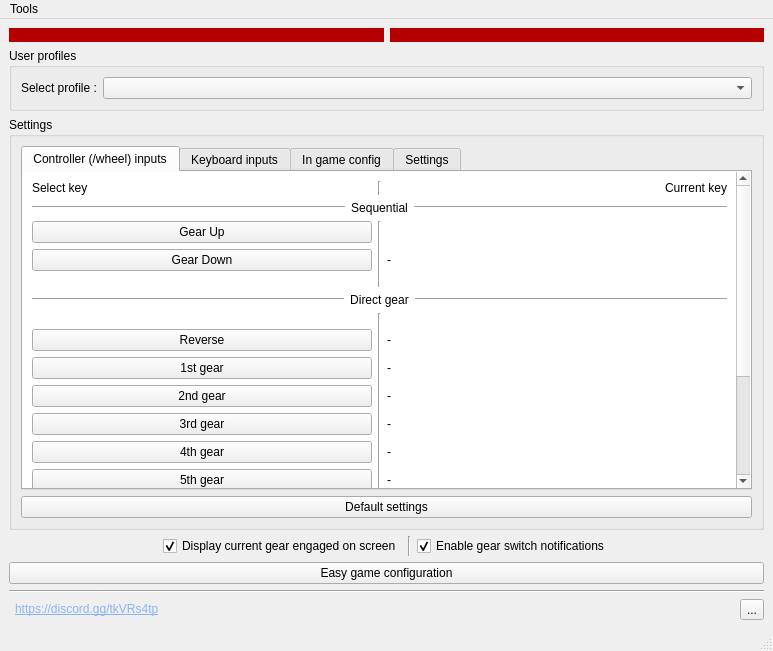
Qt form BrokenTC2/mainwindow.ui (BrokenGameNoob/BrokenTC2) before a commit.
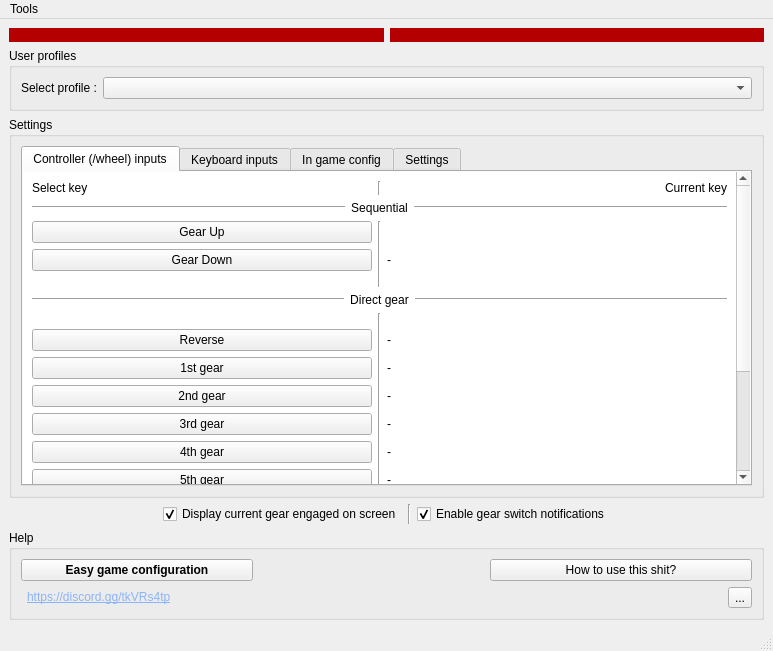
The same form after that commit. Icons and pictures are not drawn.

Commit message: Updated help links

```diff
--- a/BrokenTC2/mainwindow.ui
+++ b/BrokenTC2/mainwindow.ui
@@ -14,83 +14,79 @@
    <string>I hate TC2 so much</string>
   </property>
   <widget class="QWidget" name="centralwidget">
-   <layout class="QGridLayout" name="gridLayout">
-    <item row="3" column="0" colspan="2">
-     <layout class="QHBoxLayout" name="hlay_currentGearDisplay">
+   <layout class="QVBoxLayout" name="verticalLayout_3">
+    <item>
+     <layout class="QHBoxLayout" name="hlay_pad">
       <item>
-       <spacer name="horizontalSpacer_2">
-        <property name="orientation">
-         <enum>Qt::Horizontal</enum>
-        </property>
-        <property name="sizeHint" stdset="0">
+       <widget class="QLabel" name="lbl_pad_LB">
+        <property name="maximumSize">
          <size>
-          <width>40</width>
+          <width>16777215</width>
           <height>20</height>
          </size>
         </property>
-       </spacer>
-      </item>
-      <item>
-       <widget class="QCheckBox" name="cb_showCurrentGear">
-        <property name="sizePolicy">
-         <sizepolicy hsizetype="Preferred" vsizetype="Fixed">
-          <horstretch>0</horstretch>
-          <verstretch>0</verstretch>
-         </sizepolicy>
+        <property name="styleSheet">
+         <string notr="true">background-color:rgb(180,0,0)</string>
         </property>
-        <property name="layoutDirection">
-         <enum>Qt::LeftToRight</enum>
-        </property>
         <property name="text">
-         <string>Display current gear engaged on screen</string>
+         <string/>
         </property>
-        <property name="checked">
-         <bool>true</bool>
-        </property>
        </widget>
       </item>
       <item>
-       <widget class="Line" name="line_33">
-        <property name="orientation">
-         <enum>Qt::Vertical</enum>
+       <widget class="QLabel" name="lbl_pad_RB">
+        <property name="maximumSize">
+         <size>
+          <width>16777215</width>
+          <height>20</height>
+         </size>
         </property>
-       </widget>
-      </item>
-      <item>
-       <widget class="QCheckBox" name="cb_enableNotification">
-        <property name="sizePolicy">
-         <sizepolicy hsizetype="Preferred" vsizetype="Fixed">
-          <horstretch>0</horstretch>
-          <verstretch>0</verstretch>
-         </sizepolicy>
+        <property name="styleSheet">
+         <string notr="true">background-color:rgb(180,0,0)</string>
         </property>
-        <property name="layoutDirection">
-         <enum>Qt::LeftToRight</enum>
-        </property>
         <property name="text">
-         <string>Enable gear switch notifications</string>
+         <string/>
         </property>
-        <property name="checked">
-         <bool>true</bool>
-        </property>
        </widget>
       </item>
-      <item>
-       <spacer name="horizontalSpacer">
-        <property name="orientation">
-         <enum>Qt::Horizontal</enum>
-        </property>
-        <property name="sizeHint" stdset="0">
-         <size>
-          <width>40</width>
-          <height>20</height>
-         </size>
-        </property>
-       </spacer>
-      </item>
      </layout>
     </item>
-    <item row="2" column="0" colspan="2">
+    <item>
+     <widget class="QGroupBox" name="gb_profile">
+      <property name="sizePolicy">
+       <sizepolicy hsizetype="Preferred" vsizetype="Maximum">
+        <horstretch>0</horstretch>
+        <verstretch>0</verstretch>
+       </sizepolicy>
+      </property>
+      <property name="title">
+       <string>User profiles</string>
+      </property>
+      <layout class="QVBoxLayout" name="verticalLayout_2">
+       <item>
+        <layout class="QHBoxLayout" name="hlay_profileComboBox">
+         <item>
+          <widget class="QLabel" name="lbl_disp_selectProfile">
+           <property name="sizePolicy">
+            <sizepolicy hsizetype="Maximum" vsizetype="Preferred">
+             <horstretch>0</horstretch>
+             <verstretch>0</verstretch>
+            </sizepolicy>
+           </property>
+           <property name="text">
+            <string>Select profile :</string>
+           </property>
+          </widget>
+         </item>
+         <item>
+          <widget class="QComboBox" name="cb_selectDevice"/>
+         </item>
+        </layout>
+       </item>
+      </layout>
+     </widget>
+    </item>
+    <item>
      <widget class="QSplitter" name="splitter">
       <property name="minimumSize">
        <size>
@@ -146,7 +142,7 @@
             <property name="geometry">
              <rect>
               <x>0</x>
-              <y>-232</y>
+              <y>0</y>
               <width>713</width>
               <height>522</height>
              </rect>
@@ -594,7 +590,7 @@
               <x>0</x>
               <y>0</y>
               <width>727</width>
-              <height>290</height>
+              <height>286</height>
              </rect>
             </property>
             <property name="minimumSize">
@@ -1664,159 +1660,199 @@
           </widget>
          </widget>
         </item>
-        <item>
-         <widget class="QPushButton" name="pb_selectKey_resetDefault">
-          <property name="text">
-           <string>Default settings</string>
-          </property>
-         </widget>
-        </item>
        </layout>
       </widget>
      </widget>
     </item>
-    <item row="6" column="0">
-     <layout class="QHBoxLayout" name="horizontalLayout">
+    <item>
+     <layout class="QHBoxLayout" name="hlay_currentGearDisplay">
       <item>
-       <widget class="QLabel" name="label">
-        <property name="text">
-         <string>&lt;html&gt;&lt;head/&gt;&lt;body&gt;&lt;p&gt;&lt;img src=&quot;:/img/img/discord.png&quot; width=&quot;100&quot; href=&quot;https://discord.gg/tkVRs4tp&quot;/&gt;&lt;/p&gt;&lt;/body&gt;&lt;/html&gt;</string>
+       <spacer name="horizontalSpacer_2">
+        <property name="orientation">
+         <enum>Qt::Horizontal</enum>
         </property>
-        <property name="alignment">
-         <set>Qt::AlignBottom|Qt::AlignLeading|Qt::AlignLeft</set>
+        <property name="sizeHint" stdset="0">
+         <size>
+          <width>40</width>
+          <height>20</height>
+         </size>
         </property>
-        <property name="openExternalLinks">
-         <bool>true</bool>
-        </property>
-       </widget>
+       </spacer>
       </item>
       <item>
-       <widget class="QLabel" name="label_2">
-        <property name="text">
-         <string>&lt;html&gt;&lt;head/&gt;&lt;body&gt;&lt;p&gt;&lt;a href=&quot;https://discord.gg/tkVRs4tp&quot;&gt;&lt;span style=&quot; text-decoration: underline; color:#8ab4f8;&quot;&gt;https://discord.gg/tkVRs4tp&lt;/span&gt;&lt;/a&gt;&lt;/p&gt;&lt;/body&gt;&lt;/html&gt;</string>
+       <widget class="QCheckBox" name="cb_showCurrentGear">
+        <property name="sizePolicy">
+         <sizepolicy hsizetype="Preferred" vsizetype="Fixed">
+          <horstretch>0</horstretch>
+          <verstretch>0</verstretch>
+         </sizepolicy>
         </property>
-        <property name="wordWrap">
-         <bool>false</bool>
+        <property name="layoutDirection">
+         <enum>Qt::LeftToRight</enum>
         </property>
-        <property name="openExternalLinks">
+        <property name="text">
+         <string>Display current gear engaged on screen</string>
+        </property>
+        <property name="checked">
          <bool>true</bool>
         </property>
        </widget>
       </item>
       <item>
-       <spacer name="horizontalSpacer_3">
+       <widget class="Line" name="line_33">
         <property name="orientation">
-         <enum>Qt::Horizontal</enum>
+         <enum>Qt::Vertical</enum>
         </property>
-        <property name="sizeHint" stdset="0">
-         <size>
-          <width>40</width>
-          <height>20</height>
-         </size>
-        </property>
-       </spacer>
+       </widget>
       </item>
-     </layout>
-    </item>
-    <item row="0" column="0" colspan="2">
-     <layout class="QHBoxLayout" name="hlay_pad">
       <item>
-       <widget class="QLabel" name="lbl_pad_LB">
-        <property name="maximumSize">
-         <size>
-          <width>16777215</width>
-          <height>20</height>
-         </size>
+       <widget class="QCheckBox" name="cb_enableNotification">
+        <property name="sizePolicy">
+         <sizepolicy hsizetype="Preferred" vsizetype="Fixed">
+          <horstretch>0</horstretch>
+          <verstretch>0</verstretch>
+         </sizepolicy>
         </property>
-        <property name="styleSheet">
-         <string notr="true">background-color:rgb(180,0,0)</string>
+        <property name="layoutDirection">
+         <enum>Qt::LeftToRight</enum>
         </property>
         <property name="text">
-         <string/>
+         <string>Enable gear switch notifications</string>
         </property>
+        <property name="checked">
+         <bool>true</bool>
+        </property>
        </widget>
       </item>
       <item>
-       <widget class="QLabel" name="lbl_pad_RB">
-        <property name="maximumSize">
+       <spacer name="horizontalSpacer">
+        <property name="orientation">
+         <enum>Qt::Horizontal</enum>
+        </property>
+        <property name="sizeHint" stdset="0">
          <size>
-          <width>16777215</width>
+          <width>40</width>
           <height>20</height>
          </size>
         </property>
-        <property name="styleSheet">
-         <string notr="true">background-color:rgb(180,0,0)</string>
-        </property>
-        <property name="text">
-         <string/>
-        </property>
-       </widget>
+       </spacer>
       </item>
      </layout>
     </item>
-    <item row="4" column="0" colspan="2">
-     <widget class="QPushButton" name="pb_ezConf">
-      <property name="toolTip">
-       <string>&lt;html&gt;&lt;head/&gt;&lt;body&gt;&lt;p&gt;Help configure the game files with an intuitive GUI&lt;/p&gt;&lt;/body&gt;&lt;/html&gt;</string>
-      </property>
-      <property name="text">
-       <string>Easy game configuration</string>
-      </property>
-     </widget>
-    </item>
-    <item row="6" column="1">
-     <widget class="QToolButton" name="toolB_help">
-      <property name="text">
-       <string>...</string>
-      </property>
-      <property name="icon">
-       <iconset resource="assets/resources.qrc">
-        <normaloff>:/img/img/helpIcon.png</normaloff>:/img/img/helpIcon.png</iconset>
-      </property>
-      <property name="toolButtonStyle">
-       <enum>Qt::ToolButtonIconOnly</enum>
-      </property>
-     </widget>
-    </item>
-    <item row="5" column="0" colspan="2">
-     <widget class="Line" name="line_34">
-      <property name="orientation">
-       <enum>Qt::Horizontal</enum>
-      </property>
-     </widget>
-    </item>
-    <item row="1" column="0" colspan="2">
-     <widget class="QGroupBox" name="gb_profile">
-      <property name="sizePolicy">
-       <sizepolicy hsizetype="Preferred" vsizetype="Maximum">
-        <horstretch>0</horstretch>
-        <verstretch>0</verstretch>
-       </sizepolicy>
-      </property>
+    <item>
+     <widget class="QGroupBox" name="gb_help">
       <property name="title">
-       <string>User profiles</string>
+       <string>Help</string>
       </property>
-      <layout class="QVBoxLayout" name="verticalLayout_2">
-       <item>
-        <layout class="QHBoxLayout" name="hlay_profileComboBox">
+      <layout class="QGridLayout" name="gridLayout">
+       <item row="1" column="1">
+        <spacer name="horizontalSpacer_4">
+         <property name="orientation">
+          <enum>Qt::Horizontal</enum>
+         </property>
+         <property name="sizeHint" stdset="0">
+          <size>
+           <width>40</width>
+           <height>20</height>
+          </size>
+         </property>
+        </spacer>
+       </item>
+       <item row="0" column="0">
+        <widget class="QPushButton" name="pb_ezConf">
+         <property name="font">
+          <font>
+           <bold>true</bold>
+          </font>
+         </property>
+         <property name="toolTip">
+          <string>&lt;html&gt;&lt;head/&gt;&lt;body&gt;&lt;p&gt;Help configure the game files with an intuitive GUI&lt;/p&gt;&lt;/body&gt;&lt;/html&gt;</string>
+         </property>
+         <property name="text">
+          <string>Easy game configuration</string>
+         </property>
+        </widget>
+       </item>
+       <item row="1" column="3">
+        <widget class="QToolButton" name="toolB_help">
+         <property name="text">
+          <string>...</string>
+         </property>
+         <property name="icon">
+          <iconset resource="assets/resources.qrc">
+           <normaloff>:/img/img/helpIcon.png</normaloff>:/img/img/helpIcon.png</iconset>
+         </property>
+         <property name="toolButtonStyle">
+          <enum>Qt::ToolButtonIconOnly</enum>
+         </property>
+        </widget>
+       </item>
+       <item row="1" column="0">
+        <layout class="QHBoxLayout" name="horizontalLayout">
          <item>
-          <widget class="QLabel" name="lbl_disp_selectProfile">
-           <property name="sizePolicy">
-            <sizepolicy hsizetype="Maximum" vsizetype="Preferred">
-             <horstretch>0</horstretch>
-             <verstretch>0</verstretch>
-            </sizepolicy>
+          <widget class="QLabel" name="label">
+           <property name="text">
+            <string>&lt;html&gt;&lt;head/&gt;&lt;body&gt;&lt;p&gt;&lt;img src=&quot;:/img/img/discord.png&quot; width=&quot;100&quot; href=&quot;https://discord.gg/tkVRs4tp&quot;/&gt;&lt;/p&gt;&lt;/body&gt;&lt;/html&gt;</string>
            </property>
+           <property name="alignment">
+            <set>Qt::AlignBottom|Qt::AlignLeading|Qt::AlignLeft</set>
+           </property>
+           <property name="openExternalLinks">
+            <bool>true</bool>
+           </property>
+          </widget>
+         </item>
+         <item>
+          <widget class="QLabel" name="label_2">
            <property name="text">
-            <string>Select profile :</string>
+            <string>&lt;html&gt;&lt;head/&gt;&lt;body&gt;&lt;p&gt;&lt;a href=&quot;https://discord.gg/tkVRs4tp&quot;&gt;&lt;span style=&quot; text-decoration: underline; color:#8ab4f8;&quot;&gt;https://discord.gg/tkVRs4tp&lt;/span&gt;&lt;/a&gt;&lt;/p&gt;&lt;/body&gt;&lt;/html&gt;</string>
            </property>
+           <property name="wordWrap">
+            <bool>false</bool>
+           </property>
+           <property name="openExternalLinks">
+            <bool>true</bool>
+           </property>
           </widget>
          </item>
          <item>
-          <widget class="QComboBox" name="cb_selectDevice"/>
+          <spacer name="horizontalSpacer_3">
+           <property name="orientation">
+            <enum>Qt::Horizontal</enum>
+           </property>
+           <property name="sizeHint" stdset="0">
+            <size>
+             <width>40</width>
+             <height>20</height>
+            </size>
+           </property>
+          </spacer>
          </item>
         </layout>
        </item>
+       <item row="1" column="2">
+        <spacer name="horizontalSpacer_5">
+         <property name="orientation">
+          <enum>Qt::Horizontal</enum>
+         </property>
+         <property name="sizeHint" stdset="0">
+          <size>
+           <width>40</width>
+           <height>20</height>
+          </size>
+         </property>
+        </spacer>
+       </item>
+       <item row="0" column="2" colspan="2">
+        <widget class="QPushButton" name="pb_userManual">
+         <property name="toolTip">
+          <string>&lt;html&gt;&lt;head/&gt;&lt;body&gt;&lt;p&gt;Help configure the game files with an intuitive GUI&lt;/p&gt;&lt;/body&gt;&lt;/html&gt;</string>
+         </property>
+         <property name="text">
+          <string>How to use this shit?</string>
+         </property>
+        </widget>
+       </item>
       </layout>
      </widget>
     </item>
```
The commit also changes 2 other files.
